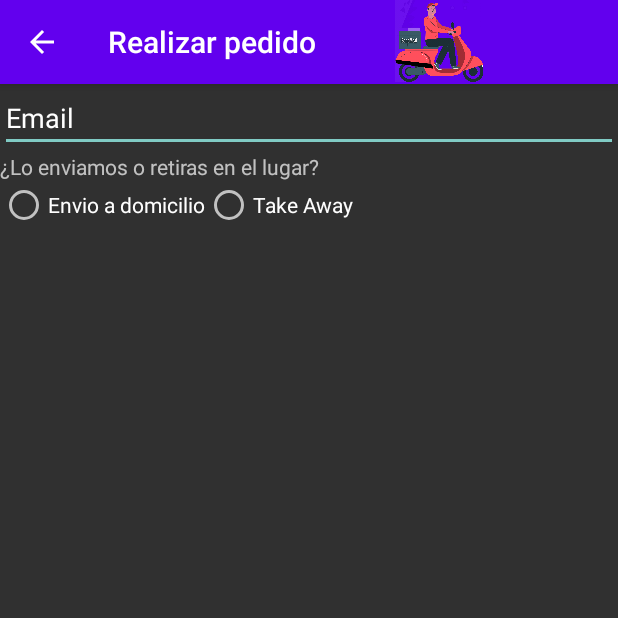
After one commit to lucialeitessanchez/SM, an Android app: the PedidoActivity screen opened directly, with no data from a screen before it, on a phone screen of 412 x 824 dp, the top half of it. The commit adds this screen. Run offline under Robolectric (Android 15) with nearby library versions, the phone set to English and light mode, and no system bars.

Commit message:
Probar si va y viene de HomeActivity a PedidoActivity

```diff
--- a/app/src/main/AndroidManifest.xml
+++ b/app/src/main/AndroidManifest.xml
@@ -9,8 +9,10 @@
         android:roundIcon="@mipmap/ic_launcher_round"
         android:supportsRtl="true"
         android:theme="@style/Theme.AppCompat.NoActionBar">
-        <activity android:name=".ListaPlatos"
-            android:parentActivityName=".HomeActivity"></activity>
+        <activity android:name=".PedidoActivity"></activity>
+        <activity
+            android:name=".ListaPlatos"
+            android:parentActivityName=".HomeActivity" />
         <activity android:name=".HomeActivity">
             <intent-filter>
                 <action android:name="android.intent.action.MAIN" />
--- /dev/null
+++ b/app/src/main/java/ar/com/lls/sendmeal/PedidoActivity.java
@@ -0,0 +1,98 @@
+package ar.com.lls.sendmeal;
+
+import androidx.appcompat.app.ActionBar;
+import androidx.appcompat.app.AppCompatActivity;
+import androidx.appcompat.widget.Toolbar;
+
+import android.os.Bundle;
+import android.view.View;
+import android.widget.Button;
+import android.widget.CompoundButton;
+import android.widget.EditText;
+import android.widget.RadioButton;
+import android.widget.TextView;
+
+public class PedidoActivity extends AppCompatActivity {
+
+    private Toolbar toolbar;
+    private EditText email, direccion, altura, piso, dpto;
+    private TextView dondeEnviamos;
+    private RadioButton envioDomicilio,takeAway;
+    private RadioButton casa, departamento;
+    private Button verPlatos;
+
+    @Override
+    protected void onCreate(Bundle savedInstanceState) {
+        super.onCreate(savedInstanceState);
+        setContentView(R.layout.activity_pedido);
+
+        toolbar = findViewById(R.id.toolbar);
+        setSupportActionBar(toolbar);
+        ActionBar actionBar = getSupportActionBar();
+        actionBar.setDisplayHomeAsUpEnabled(true); //Flechita para volver atrás
+        actionBar.setTitle(R.string.realizarPedido);
+
+        email = findViewById(R.id.ETEmail);
+        email.getText().toString();
+        envioDomicilio = findViewById(R.id.RBenvio);
+        takeAway = findViewById(R.id.RBtakeAway);
+        dondeEnviamos = findViewById(R.id.TVdondeEnviamos);
+        dondeEnviamos.setVisibility(View.GONE);
+        casa = findViewById(R.id.RBcasa);
+        casa.setVisibility(View.GONE);
+        departamento = findViewById(R.id.RBdepartamento);
+        departamento.setVisibility(View.GONE);
+        direccion = findViewById(R.id.ETdireccion);
+        direccion.setVisibility(View.GONE);
+        altura = findViewById(R.id.ETaltura);
+        altura.setVisibility(View.GONE);
+        piso = findViewById(R.id.ETpiso);
+        piso.setVisibility(View.GONE);
+        dpto = findViewById(R.id.ETdpto);
+        dpto.setVisibility(View.GONE);
+        verPlatos = findViewById(R.id.BTNencargarPlato);
+        verPlatos.setEnabled(false);
+
+
+
+
+        envioDomicilio.setOnCheckedChangeListener(new CompoundButton.OnCheckedChangeListener() {
+            @Override
+            public void onCheckedChanged(CompoundButton compoundButton, boolean b) {
+                if(envioDomicilio.isChecked()){
+                    dondeEnviamos.setVisibility(View.VISIBLE);
+                    casa.setVisibility(View.VISIBLE);
+                    departamento.setVisibility(View.VISIBLE);
+                    direccion.setVisibility(View.VISIBLE);
+                    altura.setVisibility(View.VISIBLE);
+                    departamento.setOnCheckedChangeListener(new CompoundButton.OnCheckedChangeListener() {
+                        @Override
+                        public void onCheckedChanged(CompoundButton compoundButton, boolean b) {
+                            if(departamento.isChecked()){
+                                piso.setVisibility(View.VISIBLE);
+                                dpto.setVisibility(View.VISIBLE);
+                            }
+                            else{
+                                piso.setVisibility(View.GONE);
+                                dpto.setVisibility(View.GONE);
+                            }
+                        }
+                    });
+
+                }
+                else{
+                    dondeEnviamos.setVisibility(View.GONE);
+                    casa.setVisibility(View.GONE);
+                    departamento.setVisibility(View.GONE);
+                    direccion.setVisibility(View.GONE);
+                    altura.setVisibility(View.GONE);
+                }
+            }
+        });
+
+        if(!email.getText().toString().isEmpty() && takeAway.isChecked()){
+            verPlatos.setEnabled(true);
+        }
+
+    }
+}
--- /dev/null
+++ b/app/src/main/res/layout/activity_pedido.xml
@@ -0,0 +1,111 @@
+<?xml version="1.0" encoding="utf-8"?>
+<LinearLayout xmlns:android="http://schemas.android.com/apk/res/android"
+    xmlns:app="http://schemas.android.com/apk/res-auto"
+    xmlns:tools="http://schemas.android.com/tools"
+    android:layout_width="match_parent"
+    android:layout_height="match_parent"
+    android:orientation="vertical"
+    tools:context=".PedidoActivity">
+
+    <include layout="@layout/toolbar"/>
+
+
+    <EditText
+        android:id="@+id/ETEmail"
+        android:layout_width="match_parent"
+        android:layout_height="wrap_content"
+        android:text="@string/email" />
+
+    <TextView
+        android:id="@+id/TVtakeAwayOenvio"
+        android:layout_width="match_parent"
+        android:layout_height="wrap_content"
+        android:text="@string/tipoPedido" />
+
+    <RadioGroup
+        android:layout_width="match_parent"
+        android:layout_height="wrap_content"
+        android:orientation="horizontal">
+
+        <RadioButton
+            android:id="@+id/RBenvio"
+            android:layout_width="wrap_content"
+            android:layout_height="wrap_content"
+            android:text="@string/envioDomicilio" />
+
+        <RadioButton
+            android:id="@+id/RBtakeAway"
+            android:layout_width="wrap_content"
+            android:layout_height="wrap_content"
+            android:text="@string/takeAway" />
+    </RadioGroup>
+
+
+    <TextView
+        android:id="@+id/TVdondeEnviamos"
+        android:layout_width="match_parent"
+        android:layout_height="wrap_content"
+        android:text="@string/dondeEnviamos" />
+
+    <RadioGroup
+        android:layout_width="match_parent"
+        android:layout_height="wrap_content"
+        android:orientation="horizontal">
+
+        <RadioButton
+            android:id="@+id/RBcasa"
+            android:layout_width="wrap_content"
+            android:layout_height="wrap_content"
+            android:text="@string/casa" />
+
+        <RadioButton
+            android:id="@+id/RBdepartamento"
+            android:layout_width="wrap_content"
+            android:layout_height="wrap_content"
+            android:text="@string/departamento" />
+    </RadioGroup>
+
+    <LinearLayout
+        android:layout_width="match_parent"
+        android:layout_height="match_parent"
+        android:orientation="horizontal">
+
+        <EditText
+            android:id="@+id/ETdireccion"
+            android:layout_width="wrap_content"
+            android:layout_height="wrap_content"
+            android:inputType="text"
+            android:text="@string/direccion" />
+
+        <EditText
+            android:id="@+id/ETaltura"
+            android:layout_width="wrap_content"
+            android:layout_height="wrap_content"
+            android:inputType="number"
+            android:text="@string/altura" />
+
+        <EditText
+            android:id="@+id/ETdpto"
+            android:layout_width="wrap_content"
+            android:layout_height="wrap_content"
+            android:inputType="number"
+            android:text="@string/departamento" />
+
+        <EditText
+            android:id="@+id/ETpiso"
+            android:layout_width="wrap_content"
+            android:layout_height="wrap_content"
+            android:inputType="number"
+            android:text="@string/piso" />
+    </LinearLayout>
+
+
+    <Button
+        android:id="@+id/BTNencargarPlato"
+        android:layout_width="wrap_content"
+        android:layout_height="wrap_content"
+        android:text="@string/encargarPlatos"
+        android:visibility="visible"></Button>
+
+
+</LinearLayout>
--- a/app/src/main/res/values/strings.xml
+++ b/app/src/main/res/values/strings.xml
@@ -27,7 +27,20 @@
     <string name="precioPlato">Precio</string>
     <string name="caloriasPlato">Calorias</string>
     <string name="guardarPlato">Guardar</string>
-    <string name="Pedido">Pedido</string>
+    <string name="NuevoPedido">Nuevo Pedido</string>
+    <string name="Informacion">Información</string>
+    <string name="tipoPedido">¿Lo enviamos o retiras en el lugar?</string>
+    <string name="direccion">Dirección</string>
+    <string name="altura">Altura</string>
+    <string name="casa">Casa</string>
+    <string name="departamento">Departamento</string>
+    <string name="piso">Piso</string>
+    <string name="dondeEnviamos">¿A dónde lo enviamos?</string>
+    <string name="encargarPlatos">Encargar Platos</string>
+    <string name="realizarPedido">Realizar pedido</string>
+    <string name="envioDomicilio">Envio a domicilio</string>
+    <string name="takeAway">Take Away</string>
+
     <string-array name="mes">
         <item>1</item>
         <item>2</item>
```
